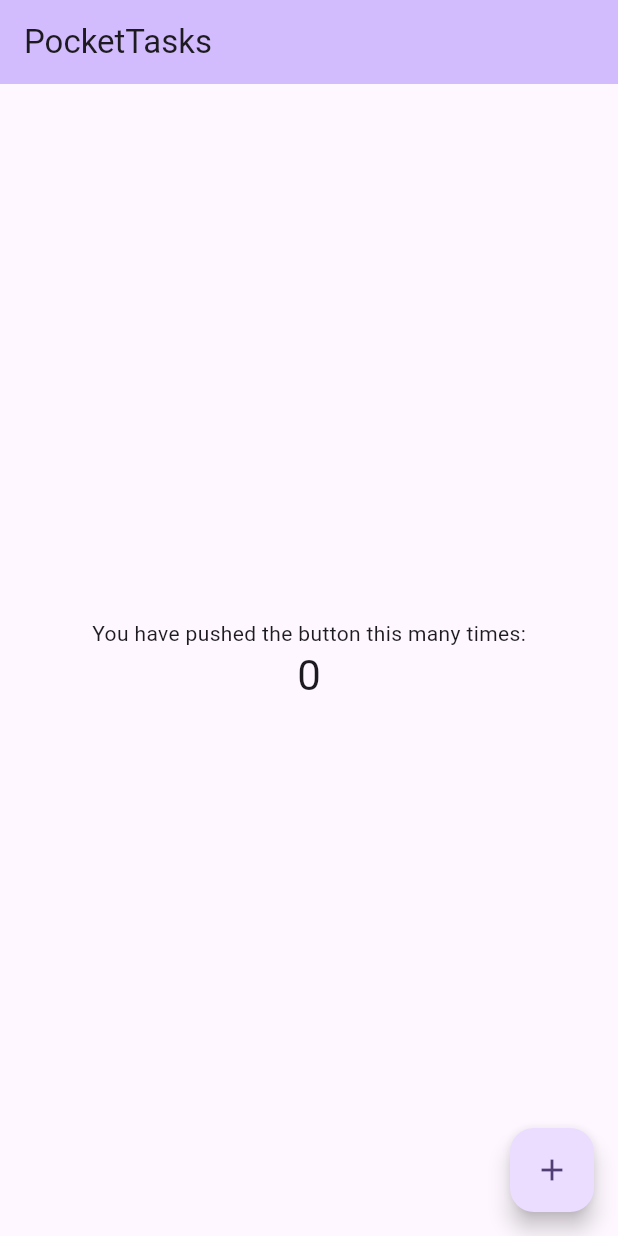
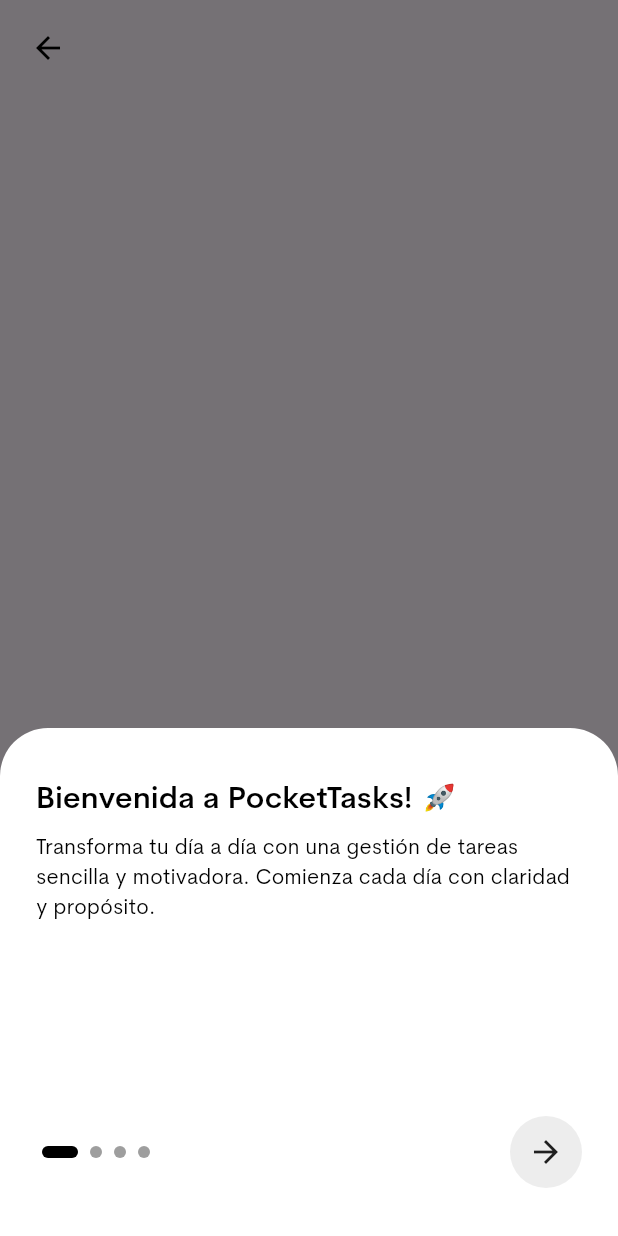
Before and after one commit to joeltorres-7/pocket-tasks-app, a Flutter app: the screen it shows after launch, on a phone screen of 412 x 824 dp. Run offline on Flutter 3.47's test engine with Material 2 defaults, Android fonts, the phone set to English and light mode, and no system bars; our stand-ins replace lottie; generated files the repository leaves out were written again.

Commit message:
develop - Implements Onboarding flow and applies internationalization and fonts.

```diff
--- /dev/null
+++ b/l10n.yaml
@@ -0,0 +1,3 @@
+arb-dir: lib/l10n
+template-arb-file: app_en.arb
+output-localization-file: app_localizations.dart
--- /dev/null
+++ b/lib/l10n/app_es.arb
@@ -0,0 +1,11 @@
+{
+    "onboardTitle1": "Bienvenida a PocketTasks! \uD83D\uDE80",
+    "onboardSubtitle1": "Transforma tu día a día con una gestión de tareas sencilla y motivadora. Comienza cada día con claridad y propósito.",
+    "onboardTitle2": "Hoy en Foco \uD83D\uDD0D",
+    "onboardSubtitle2": "Prioriza lo que realmente importa. Con \"Hoy en Foco\", tendrás siempre a la vista las tareas más urgentes y significativas.",
+    "onboardTitle3": "Entrada Rápida de Tareas ⚡",
+    "onboardSubtitle3": "Agrega tareas sobre la marcha. Sin complicaciones, sin distracciones. Simplemente escribe y listo.",
+    "onboardTitle4": "Nuevo Amanecer \uD83C\uDF05",
+    "onboardSubtitle4": "No te preocupes por los días menos productivos. Con un solo toque, puedes tener un nuevo comienzo, lleno de posibilidades.",
+    "getStartedIntro": "¡Preparemos tu experiencia!"
+}
--- /dev/null
+++ b/lib/l10n/l10n.dart
@@ -0,0 +1,9 @@
+import 'package:flutter/material.dart';
+
+class L10n {
+  static final all = [
+    const Locale('es'),
+    const Locale('en'),
+    const Locale('ja'),
+  ];
+}
--- a/lib/main.dart
+++ b/lib/main.dart
@@ -1,5 +1,9 @@
 import 'package:flutter/material.dart';
+import 'package:flutter_localizations/flutter_localizations.dart';
 import 'package:lottie/lottie.dart';
+import 'package:pocket_tasks/l10n/l10n.dart';
+import 'package:pocket_tasks/views/onboarding-view.dart';
+import 'package:flutter_gen/gen_l10n/app_localizations.dart';
 
 void main() {
   runApp(const MyApp());
@@ -12,11 +16,19 @@
   Widget build(BuildContext context) {
     return MaterialApp(
       title: 'PocketTasks Demo',
+      debugShowCheckedModeBanner: false,
       theme: ThemeData(
         colorScheme: ColorScheme.fromSeed(seedColor: Colors.deepPurple),
         useMaterial3: true,
       ),
-      home: const MyHomePage(title: 'PocketTasks'),
+      supportedLocales: L10n.all,
+      localizationsDelegates: [
+        AppLocalizations.delegate, // Add this line
+        GlobalMaterialLocalizations.delegate,
+        GlobalWidgetsLocalizations.delegate,
+        GlobalCupertinoLocalizations.delegate,
+      ],
+      home: OnboardingView(),
     );
   }
 }
--- /dev/null
+++ b/lib/views/components/onboarding_card.dart
@@ -0,0 +1,84 @@
+import 'package:flutter/cupertino.dart';
+import 'package:flutter/material.dart';
+import 'package:pocket_tasks/views/components/slider_dots.dart';
+
+import '../styles/spaces.dart';
+import '../styles/text_styles.dart';
+
+class OnboardingCard extends StatelessWidget {
+  final int currentIndex;
+  final List<Map<String, String>> items;
+  final VoidCallback onNextPressed;
+
+  const OnboardingCard({super.key, required this.onNextPressed, required this.currentIndex, required this.items});
+
+  @override
+  Widget build(BuildContext context) {
+    double screenWidth = MediaQuery.of(context).size.width;
+    double screenHeight = MediaQuery.of(context).size.height;
+
+    return DecoratedBox(
+      decoration: BoxDecoration(
+        borderRadius: BorderRadius.only(topLeft: Radius.circular(32.0), topRight: Radius.circular(32.0)),
+        color: Colors.white,
+      ),
+      child: Padding(
+        padding: EdgeInsets.only(
+            top: 32.0,
+            right: 24.0,
+            bottom: 32.0,
+            left: 24.0
+        ),
+        child: SizedBox(
+          height: screenHeight / 3,
+          child: Column(
+            mainAxisAlignment: MainAxisAlignment.spaceBetween,
+            children: [
+              SizedBox(
+                width: screenWidth,
+                child: Column(
+                  crossAxisAlignment: CrossAxisAlignment.start,
+                  mainAxisAlignment: MainAxisAlignment.start,
+                  children: [
+                    Text(
+                      '${items[currentIndex]['title']}',
+                      style: AppTextStyles.heading1,
+                      textAlign: TextAlign.start,
+                    ),
+                    VerticalSpacing(8.0),
+                    Text(
+                      '${items[currentIndex]['subtitle']}',
+                      style: AppTextStyles.subheading1,
+                      textAlign: TextAlign.start,
+                    )
+                  ],
+                ),
+              ),
+              Row(
+                mainAxisAlignment: MainAxisAlignment.spaceBetween,
+                children: [
+                  SliderDots(
+                      dotNumber: 4,
+                      currentDot: currentIndex,
+                  ),
+                  GestureDetector(
+                    onTap: onNextPressed,
+                    child: DecoratedBox(
+                        decoration: BoxDecoration(
+                          color: Color(0xFFEDEDED),
+                          borderRadius: BorderRadius.circular(100.0),
+                        ),
+                        child: Padding(
+                          padding: const EdgeInsets.all(12.0),
+                          child: Icon(Icons.arrow_forward),
+                        ),
+                    ),
+                  )
+                ],
+              )
+            ],
+          ),
+        ),
+      ),);
+  }
+}
--- /dev/null
+++ b/lib/views/components/slider_dots.dart
@@ -0,0 +1,32 @@
+import 'package:flutter/material.dart';
+
+class SliderDots extends StatelessWidget {
+  final int dotNumber;
+  final int currentDot;
+
+  const SliderDots(
+      {super.key, required this.dotNumber, required this.currentDot});
+
+  @override
+  Widget build(BuildContext context) {
+    return Row(
+      mainAxisAlignment: MainAxisAlignment.center,
+      children: List.generate(
+        dotNumber,
+        (index) => AnimatedContainer(
+          duration: const Duration(milliseconds: 500),
+          curve: Curves.fastOutSlowIn,
+          width: index == currentDot ? 24.0 : 8.0,
+          // Adjust the dot size as needed
+          height: 8.0,
+          margin: EdgeInsets.symmetric(horizontal: 4.0),
+          // Adjust the spacing between dots
+          decoration: BoxDecoration(
+            borderRadius: BorderRadius.circular(24.0),
+            color: index == currentDot ? Colors.black : Colors.grey,
+          ),
+        ),
+      ),
+    );
+  }
+}
--- /dev/null
+++ b/lib/views/onboarding-view.dart
@@ -0,0 +1,71 @@
+import 'package:flutter/material.dart';
+import 'package:pocket_tasks/views/components/onboarding_card.dart';
+import 'package:flutter_gen/gen_l10n/app_localizations.dart';
+import 'package:pocket_tasks/views/get-started-view.dart';
+import 'package:pocket_tasks/views/utils/custom-page-route.dart';
+
+class OnboardingView extends StatefulWidget {
+  const OnboardingView({super.key});
+
+  @override
+  State<OnboardingView> createState() => _OnboardingViewState();
+}
+
+class _OnboardingViewState extends State<OnboardingView> {
+  int currentView = 0;
+
+  @override
+  Widget build(BuildContext context) {
+    double screenWidth = MediaQuery.of(context).size.width;
+    double screenHeight = MediaQuery.of(context).size.height;
+
+    void _updateNextView() {
+      setState(() {
+        if (currentView < 3) {
+          currentView++;
+        } else {
+          Navigator.of(context).push(CustomPageRoute(GetStartedView()));
+        }
+      });
+    }
+
+    return Scaffold(
+      body: SafeArea(
+        child: Container(
+          height: screenHeight,
+          width: screenWidth,
+          color: Colors.black54,
+          child: Stack(
+            children: [
+              Padding(
+                padding: const EdgeInsets.all(8.0),
+                child: IconButton(
+                    onPressed: (){},
+                    icon: Icon(
+                      Icons.arrow_back,
+                      color: Colors.black,
+                      size: 24.0,
+                    )),
+              ),
+              Positioned(
+                bottom: 0.0,
+                left: 0.0,
+                right: 0.0,
+                child: OnboardingCard(
+                  currentIndex: currentView,
+                  items: [
+                    {'title': AppLocalizations.of(context)!.onboardTitle1, 'subtitle': AppLocalizations.of(context)!.onboardSubtitle1},
+                    {'title': AppLocalizations.of(context)!.onboardTitle2, 'subtitle': AppLocalizations.of(context)!.onboardSubtitle2},
+                    {'title': AppLocalizations.of(context)!.onboardTitle3, 'subtitle': AppLocalizations.of(context)!.onboardSubtitle3},
+                    {'title': AppLocalizations.of(context)!.onboardTitle4, 'subtitle': AppLocalizations.of(context)!.onboardSubtitle4}
+                  ],
+                  onNextPressed: _updateNextView,
+                ),
+              ),
+            ],
+          ),
+        ),
+      ),
+    );
+  }
+}
--- /dev/null
+++ b/lib/views/styles/spaces.dart
@@ -0,0 +1,4 @@
+import 'package:flutter/material.dart';
+
+Widget VerticalSpacing(double val) => SizedBox(height: val);
+Widget HorizontalSpacing(double val) => SizedBox(width: val);
--- /dev/null
+++ b/lib/views/styles/text_styles.dart
@@ -0,0 +1,16 @@
+import 'dart:ui';
+
+import 'package:flutter/material.dart';
+
+class AppTextStyles {
+  static TextStyle heading1 = const TextStyle(
+      fontFamily: 'CerebriSansPro',
+      fontSize: 20,
+      fontWeight: FontWeight.w600,
+      color: Colors.black);
+  static TextStyle subheading1 = const TextStyle(
+      fontFamily: 'CerebriSansPro',
+      fontSize: 14,
+      fontWeight: FontWeight.normal,
+      color: Colors.black);
+}
--- /dev/null
+++ b/lib/views/utils/custom-page-route.dart
@@ -0,0 +1,28 @@
+import 'package:flutter/material.dart';
+
+class CustomPageRoute<T> extends PageRoute<T> {
+  CustomPageRoute(this.child);
+  @override
+  // TODO: implement barrierColor
+  Color get barrierColor => Colors.black;
+
+  @override
+  String? get barrierLabel => null;
+
+  final Widget child;
+
+  @override
+  Widget buildPage(BuildContext context, Animation<double> animation,
+      Animation<double> secondaryAnimation) {
+    return FadeTransition(
+      opacity: animation,
+      child: child,
+    );
+  }
+
+  @override
+  bool get maintainState => true;
+
+  @override
+  Duration get transitionDuration => Duration(milliseconds: 500);
+}
```
Also changed, not shown: lib/l10n/app_en.arb (added, +38 -0 lines), lib/l10n/app_ja.arb (added, +11 -0 lines), lib/views/get-started-view.dart (added, +29 -0 lines), pubspec.yaml (+14 -1 lines), assets/fonts/CerebriSansPro-Medium.ttf (added), assets/fonts/CerebriSansPro-Regular.ttf (added), assets/fonts/CerebriSansPro-SemiBold.ttf (added).
